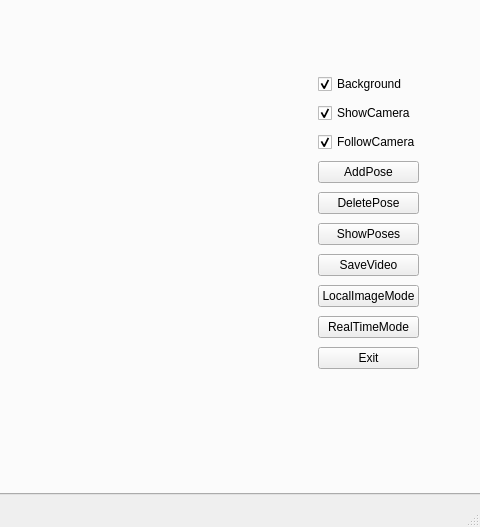
Qt form mainwindow.ui (703962149/real-time-mapper) before a commit; both pictures show x 745 to 1225 and y 362 to 889 of the 1225 by 889 pixel window.
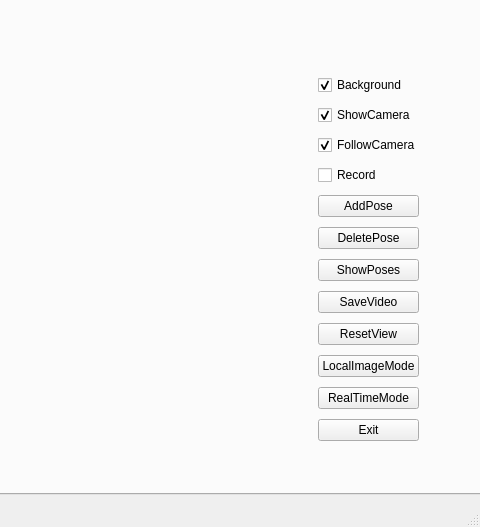
The same form after that commit. Custom widgets are drawn as their Qt base class.

Patch:
```diff
--- a/mainwindow.ui
+++ b/mainwindow.ui
@@ -94,7 +94,7 @@
         <x>1050</x>
         <y>380</y>
         <width>123</width>
-        <height>331</height>
+        <height>396</height>
        </rect>
       </property>
       <layout class="QVBoxLayout" name="verticalLayout_10">
@@ -140,6 +140,13 @@
          </property>
         </widget>
        </item>
+       <item>
+        <widget class="QCheckBox" name="RecordCheckBox">
+         <property name="text">
+          <string>Record</string>
+         </property>
+        </widget>
+       </item>
        <item>
         <widget class="QPushButton" name="AddPoseButton">
          <property name="text">
@@ -168,6 +175,13 @@
          </property>
         </widget>
        </item>
+       <item>
+        <widget class="QPushButton" name="ResetViewButton">
+         <property name="text">
+          <string>ResetView</string>
+         </property>
+        </widget>
+       </item>
        <item>
         <widget class="QPushButton" name="LocalImageModeButton">
          <property name="text">
```
